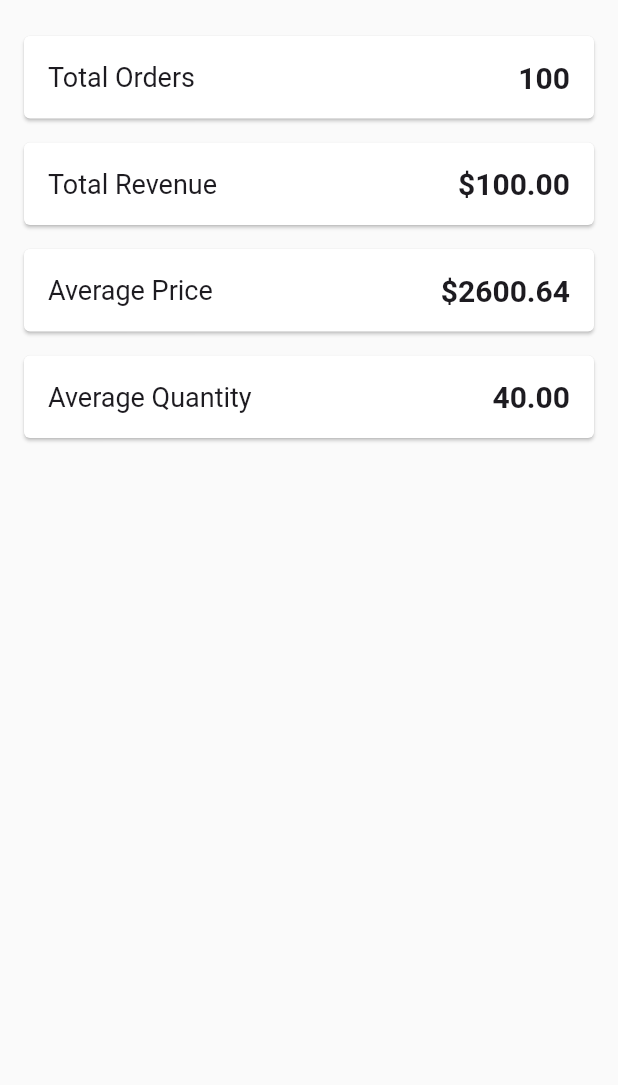
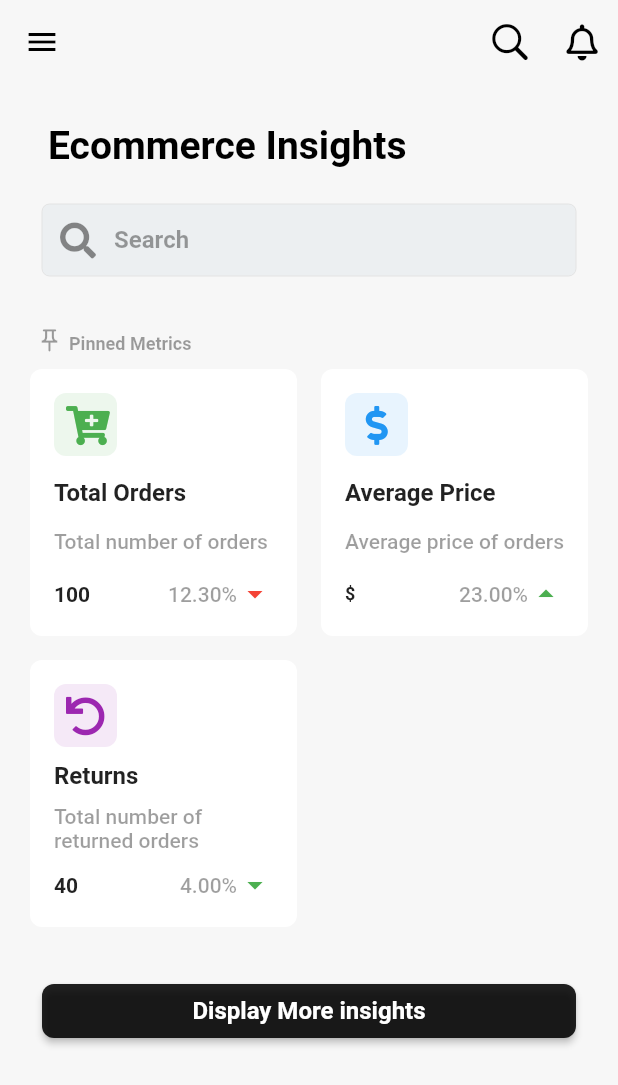
Before and after one commit to moghoneim-code/flutter_ecommerce_insights, a Flutter app: the screen it shows after launch, on a phone screen of 412 x 824 dp. Shown: the top 1085 px of the screen. Run offline on Flutter 3.47's test engine with Material 3 defaults, Android fonts, the phone set to English and light mode, and no system bars; our stand-ins replace fluttertoast, font_awesome_flutter, google_fonts, shimmer.

Commit message:
first screen ready for the show

```diff
--- a/lib/core/utils/constants/colors/app_colors.dart
+++ b/lib/core/utils/constants/colors/app_colors.dart
@@ -22,6 +22,10 @@ class AppColors {
   static Color appBlueGreen = HexColor('#607D8B');
   static Color appOrange = HexColor('#FF9800');
   static Color appCyan = HexColor('#21B7CA');
+  static Color appLightGrey = HexColor('#F7F7F7');
+  static Color appLightBlueGrey = Colors.blueGrey[50]!;
+
+
 
   // COLORS WITH OPACITY
   static Color appWhite70Opacity = HexColor('#FFFFFF').withOpacity(0.70);
--- a/lib/features/metrics/data/repositories/data_source/remote/metrics_remote_data_source_impl.dart
+++ b/lib/features/metrics/data/data_source/remote/metrics_remote_data_source_impl.dart
@@ -1,12 +1,13 @@
 import 'package:ecommerce_insights/core/utils/constants/strings/local_path_strings.dart';
 import 'package:ecommerce_insights/shared/models/order_model.dart';
 import 'package:flutter/services.dart';
-import '../../../../domain/repositories/metrics_remote_data_source.dart';
+
+import '../../../domain/repositories/metrics_remote_data_source.dart';
 
 class MetricsRemoteDataSourceImpl implements MetricsRemoteDataSource {
 
+  @override
 
-  @override
   Future<List<Order>> fetchProjectOrders() async {
     await Future.delayed(const Duration(seconds: 3));
     final jsonString = await rootBundle.loadString(LocalPathStrings.orders);
--- a/lib/features/metrics/domain/repositories/metrics_remote_data_source.dart
+++ b/lib/features/metrics/domain/repositories/metrics_remote_data_source.dart
@@ -1,8 +1,5 @@
-
-
 import '../../../../../../shared/models/order_model.dart';
 
 abstract class MetricsRemoteDataSource {
   Future<List<Order>> fetchProjectOrders();
-
 }
--- a/lib/features/metrics/presentation/providers/metrics_provider.dart
+++ b/lib/features/metrics/presentation/providers/metrics_provider.dart
@@ -10,7 +10,9 @@ import '../../domain/use_case/CalculateOrderMetrics.dart';
 class MetricsProvider extends ChangeNotifier {
   final MetricsRemoteDataSource ? repository;
 
-  OrderMetrics? metrics;
+  OrderMetrics? _metrics;
+
+  OrderMetrics? get metrics => _metrics;
 
   ViewState _state = ViewState.initial;
 
@@ -35,7 +37,7 @@ class MetricsProvider extends ChangeNotifier {
     state = ViewState.loading;
     notifyListeners();
     final orders = await repository!.fetchProjectOrders();
-    metrics = CalculateOrderMetrics(orders).execute();
+    _metrics = CalculateOrderMetrics(orders).execute();
     log(metrics!.averagePrice.toString());
     state = ViewState.loaded;
     notifyListeners();
@@ -47,4 +49,9 @@ class MetricsProvider extends ChangeNotifier {
     _state = value;
     notifyListeners();
   }
+
+  set metrics(OrderMetrics? value) {
+    _metrics = value;
+    notifyListeners();
+  }
 }
--- a/lib/features/metrics/presentation/screens/metrics_screen.dart
+++ b/lib/features/metrics/presentation/screens/metrics_screen.dart
@@ -1,9 +1,18 @@
+import 'package:ecommerce_insights/features/metrics/presentation/widgets/metrics_screen_widgets/metrics_gridview/metrics_grid.dart';
+import 'package:ecommerce_insights/features/metrics/presentation/widgets/metrics_screen_widgets/buttons/metrics_screen_showMoreButton.dart';
+import 'package:ecommerce_insights/shared/widgets/grid_placeHolder.dart';
 import 'package:flutter/material.dart';
 import 'package:provider/provider.dart';
 
+import '../../../../core/utils/constants/colors/app_colors.dart';
 import '../../../../shared/enums/view_state.dart';
-import '../../data/repositories/data_source/remote/metrics_remote_data_source_impl.dart';
+import '../../data/data_source/remote/metrics_remote_data_source_impl.dart';
+import '../../domain/models/OrderMetrics.dart';
 import '../providers/metrics_provider.dart';
+import '../widgets/metrics_screen_widgets/titles/metrics_pinned_title.dart';
+import '../widgets/metrics_screen_widgets/metrics_screen_appBar.dart';
+import '../widgets/metrics_screen_widgets/titles/metrics_screen_title.dart';
+import '../widgets/metrics_screen_widgets/searchfields/metrics_search_field.dart';
 
 class MetricsScreen extends StatelessWidget {
   const MetricsScreen({super.key});
@@ -29,42 +38,84 @@ class MetricsScreenView extends StatefulWidget {
 class _MetricsScreenViewState extends State<MetricsScreenView> {
   @override
   Widget build(BuildContext context) {
-    return Consumer<MetricsProvider>(builder: (context, p, _ ) {
-      return  Scaffold(
-        body: Center(
-          child: (p.state == ViewState.loading)
-              ? const CircularProgressIndicator()
-              : (p.state == ViewState.failed)
-                  ? Text('Failed to load metrics')
-                  : (p.metrics == null)
-                      ? Text('No metrics available')
-                      : ListView(
-                        padding: const EdgeInsets.all(16),
-                        children: [
-                          _buildMetricCard('Total Orders', p.metrics!.totalOrders.toString()),
-                          _buildMetricCard('Total Revenue', '\$${p.metrics!.totalOrders.toStringAsFixed(2)}'),
-                          _buildMetricCard('Average Price', '\$${p.metrics!.averagePrice.toStringAsFixed(2)}'),
-                          _buildMetricCard('Average Quantity', p.metrics!.returnedOrders.toStringAsFixed(2)),
-                        ],
+    return Consumer<MetricsProvider>(builder: (context, p, _) {
+      return Scaffold(
+        backgroundColor: AppColors.appLightGrey,
+        appBar: metricsScreenAppBar(),
+        body: LayoutBuilder(
+          builder: (context, constraints) {
+            // Adjust layout based on screen width
+            if (constraints.maxWidth < 600) {
+              // Mobile Layout
+              return _buildBody(
+                  state: p.state, metrics: p.metrics, isWeb: false);
+            } else {
+              // Web/Desktop Layout
+              return Row(
+                crossAxisAlignment: CrossAxisAlignment.start,
+                children: [
+                  // Sidebar for web or desktop (if needed)
+                  Container(
+                    width: 250,
+                    color: Colors.grey[200],
+                    child: Center(
+                      child: Text(
+                        'Sidebar Content',
+                        style: TextStyle(color: Colors.black, fontSize: 16),
+                      ),
+                    ),
+                  ),
+                  Expanded(
+                    child: _buildBody(
+                        state: p.state, metrics: p.metrics, isWeb: true),
+                  ),
+                ],
+              );
+            }
+          },
         ),
-      ));
+      );
     });
   }
 
-  Widget _buildMetricCard(String title, String value) {
-    return Card(
-      margin: EdgeInsets.symmetric(vertical: 8),
-      child: Padding(
-        padding: const EdgeInsets.all(16.0),
-        child: Row(
-          mainAxisAlignment: MainAxisAlignment.spaceBetween,
-          children: [
-            Text(title, style: TextStyle(fontSize: 18)),
-            Text(value, style: TextStyle(fontSize: 20, fontWeight: FontWeight.bold)),
-          ],
-        ),
+  Widget _buildBody(
+      {required ViewState state,
+      required OrderMetrics? metrics,
+      required bool isWeb}) {
+    switch (state) {
+      case ViewState.loading:
+        return const GridPlaceholder(itemsCount: 3);
+      case ViewState.failed:
+        return const Center(child: Text('Failed to load metrics'));
+      case ViewState.loaded:
+        return _widgetsList(metrics: metrics!, isWeb: isWeb);
+      default:
+        return const SizedBox();
+    }
+  }
+
+  Widget _widgetsList({required OrderMetrics metrics, required bool isWeb}) {
+    return Padding(
+      padding: EdgeInsets.symmetric(
+        horizontal: isWeb ? 32.0 : 16.0, // Wider padding for web
+      ),
+      child: ListView(
+        children: [
+          metricsScreenTitle(),
+          const MetricsSearchField(),
+          const SizedBox(height: 16),
+          metricsPinnedTitle(),
+          MetricsGrid(metrics: metrics),
+          const SizedBox(height: 16),
+          metricsScreenShowMoreButton(
+            context: context,
+            message: 'Display More insights',
+            onPressed: () {
+              // Action for "Show More Insights" button
+            },
+          ),
+        ],
       ),
     );
   }
-
 }
--- /dev/null
+++ b/lib/features/metrics/presentation/widgets/metrics_screen_widgets/buttons/metrics_screen_showMoreButton.dart
@@ -0,0 +1,30 @@
+import 'package:flutter/material.dart';
+
+
+Widget metricsScreenShowMoreButton({
+  required BuildContext context,
+  required String message,
+  required Function() onPressed,
+}) {
+  return Padding(
+    padding: const EdgeInsets.all(12),
+    child: ElevatedButton(
+      onPressed: onPressed,
+      style: ElevatedButton.styleFrom(
+        backgroundColor: Colors.black87,
+        shape: RoundedRectangleBorder(
+          borderRadius: BorderRadius.circular(8),
+        ),
+      ),
+      child: Center(
+        child: Text(
+          message,
+          style: const TextStyle(
+            color: Colors.white,
+            fontWeight: FontWeight.bold,
+          ),
+        ),
+      ),
+    ),
+  );
+}
--- /dev/null
+++ b/lib/features/metrics/presentation/widgets/metrics_screen_widgets/metrics_gridview/metrics_card/metrics_responsive_card.dart
@@ -0,0 +1,28 @@
+import 'package:flutter/material.dart';
+
+abstract class ResponsiveCard extends StatelessWidget {
+  const ResponsiveCard({super.key});
+
+  Widget buildWideLayout(BuildContext context);
+
+  Widget buildNarrowLayout(BuildContext context);
+
+  @override
+  Widget build(BuildContext context) {
+    final screenWidth = MediaQuery.of(context).size.width;
+    final isWideScreen = screenWidth > 600;
+
+    return Card(
+      elevation: 0,
+      shape: RoundedRectangleBorder(
+        borderRadius: BorderRadius.circular(8),
+      ),
+      child: Padding(
+        padding: const EdgeInsets.all(16.0),
+        child: isWideScreen
+            ? buildWideLayout(context)
+            : buildNarrowLayout(context),
+      ),
+    );
+  }
+}
--- /dev/null
+++ b/lib/features/metrics/presentation/widgets/metrics_screen_widgets/metrics_gridview/metrics_card/metrics_responsive_card_impl.dart
@@ -0,0 +1,182 @@
+import 'package:auto_size_text/auto_size_text.dart';
+import 'package:flutter/material.dart';
+
+import '../../../../../../../shared/enums/metrics_arrow_direction.dart';
+import 'metrics_responsive_card.dart';
+
+class MetricsCard extends ResponsiveCard {
+  final String title;
+  final String value;
+  final Color themeColor;
+  final IconData icon;
+  final String description;
+  final MetricsArrowDirection direction;
+  final Color arrowColor;
+  final double changePercentage;
+
+  const MetricsCard({
+    super.key,
+    required this.title,
+    required this.value,
+    required this.themeColor,
+    required this.icon,
+    required this.description,
+    required this.direction,
+    required this.arrowColor,
+    required this.changePercentage,
+  });
+
+  @override
+  Widget buildWideLayout(BuildContext context) {
+    return Column(
+      children: [
+        Row(
+          crossAxisAlignment: CrossAxisAlignment.start,
+          children: [
+            Container(
+              padding: const EdgeInsets.all(8),
+              decoration: BoxDecoration(
+                color: themeColor.withOpacity(0.1),
+                borderRadius: BorderRadius.circular(8),
+              ),
+              child: Icon(
+                icon,
+                color: themeColor,
+                size: 26,
+              ),
+            ),
+          ],
+        ),
+        const SizedBox(height: 16),
+        Text(
+          title,
+          style: const TextStyle(
+            fontSize: 16,
+            fontWeight: FontWeight.bold,
+            color: Colors.black87,
+          ),
+        ),
+        const SizedBox(height: 4),
+        Text(
+          description,
+          textAlign: TextAlign.center,
+          style: const TextStyle(
+            fontSize: 14,
+            color: Colors.black38,
+            fontWeight: FontWeight.w500,
+          ),
+        ),
+        const SizedBox(height: 12),
+        Row(
+          mainAxisAlignment: MainAxisAlignment.spaceBetween,
+          children: [
+            AutoSizeText(
+              value,
+              style: const TextStyle(
+                fontWeight: FontWeight.bold,
+                fontSize: 14,
+                color: Colors.black87,
+              ),
+            ),
+            const SizedBox(width: 8),
+            Row(
+              mainAxisSize: MainAxisSize.min,
+              children: [
+                AutoSizeText(
+                  '${changePercentage.toStringAsFixed(2)}%',
+                  maxLines: 1,
+                  style: const TextStyle(
+                    color: Colors.black38,
+                    fontWeight: FontWeight.w500,
+                  ),
+                ),
+                Icon(
+                  direction == MetricsArrowDirection.up
+                      ? Icons.arrow_drop_up
+                      : Icons.arrow_drop_down,
+                  color: arrowColor,
+                ),
+              ],
+            ),
+          ],
+        ),
+      ],
+    );
+  }
+
+  @override
+  Widget buildNarrowLayout(BuildContext context) {
+    return Column(
+      crossAxisAlignment: CrossAxisAlignment.start,
+      children: [
+        Container(
+          padding: const EdgeInsets.all(8),
+          decoration: BoxDecoration(
+            color: themeColor.withOpacity(0.1),
+            borderRadius: BorderRadius.circular(8),
+          ),
+          child: Icon(
+            icon,
+            color: themeColor,
+            size: 26,
+          ),
+        ),
+        const Spacer(),
+        Text(
+          title,
+          style: const TextStyle(
+            fontSize: 16,
+            fontWeight: FontWeight.bold,
+            color: Colors.black87,
+          ),
+        ),
+        const Spacer(),
+        Text(
+          description,
+          style: const TextStyle(
+            fontSize: 14,
+            color: Colors.black38,
+            fontWeight: FontWeight.w500,
+          ),
+        ),
+        const Spacer(),
+        Row(
+          mainAxisAlignment: MainAxisAlignment.spaceBetween,
+          children: [
+            Expanded(
+              child: AutoSizeText(
+                value,
+                maxLines: 1,
+                maxFontSize: 24,
+                style: const TextStyle(
+                  fontWeight: FontWeight.bold,
+                  color: Colors.black87,
+                ),
+              ),
+            ),
+            const Spacer(),
+            Row(
+              mainAxisSize: MainAxisSize.min,
+              children: [
+                AutoSizeText(
+                  '${changePercentage.toStringAsFixed(2)}%',
+                  maxLines: 1,
+                  style: const TextStyle(
+                    color: Colors.black38,
+                    fontWeight: FontWeight.w500,
+                  ),
+                ),
+                Icon(
+                  direction == MetricsArrowDirection.up
+                      ? Icons.arrow_drop_up
+                      : Icons.arrow_drop_down,
+                  color: arrowColor,
+                ),
+              ],
+            ),
+          ],
+        ),
+      ],
+    );
+  }
+}
--- /dev/null
+++ b/lib/features/metrics/presentation/widgets/metrics_screen_widgets/metrics_gridview/metrics_grid.dart
@@ -0,0 +1,90 @@
+import 'package:ecommerce_insights/features/metrics/presentation/widgets/metrics_screen_widgets/metrics_gridview/metrics_card/metrics_responsive_card_impl.dart';
+import 'package:flutter/material.dart';
+import 'package:font_awesome_flutter/font_awesome_flutter.dart';
+import '../../../../../../shared/enums/metrics_arrow_direction.dart';
+import '../../../../domain/models/OrderMetrics.dart';
+
+
+class MetricsGrid extends StatelessWidget {
+  final OrderMetrics? metrics;
+
+  const MetricsGrid({super.key, required this.metrics});
+
+  @override
+  Widget build(BuildContext context) {
+    final screenWidth = MediaQuery.of(context).size.width;
+
+    // Adjust number of columns dynamically based on screen width
+    int crossAxisCount = 2; // Default for small screens (mobile)
+    double maxGridWidth = 400; // Default max grid width for mobile
+
+    if (screenWidth > 800) {
+      crossAxisCount = 4; // Desktop layout
+      maxGridWidth = 800;
+    } else if (screenWidth > 600) {
+      crossAxisCount = 3; // Tablet layout
+      maxGridWidth = 600;
+    }
+
+    return Center(
+      child: ConstrainedBox(
+        constraints: BoxConstraints(
+          maxWidth: maxGridWidth, // Limit grid width
+        ),
+        child: GridView.builder(
+          itemCount: 3, // Adjust based on the number of metrics cards
+          shrinkWrap: true,
+          physics: const NeverScrollableScrollPhysics(),
+          gridDelegate: SliverGridDelegateWithFixedCrossAxisCount(
+            crossAxisCount: crossAxisCount, // Dynamic number of columns
+            crossAxisSpacing: 8.0,
+            mainAxisSpacing: 8.0,
+          ),
+          itemBuilder: (context, index) {
+            return _buildMetricsCard(index);
+          },
+        ),
+      ),
+    );
+  }
+
+  Widget _buildMetricsCard(int index) {
+    switch (index) {
+      case 0:
+        return MetricsCard(
+          title: 'Total Orders',
+          description: 'Total number of orders',
+          value: metrics!.totalOrders.toString(),
+          themeColor: Colors.green,
+          icon: FontAwesomeIcons.cartPlus,
+          arrowColor: Colors.red,
+          direction: MetricsArrowDirection.down,
+          changePercentage: 12.3,
+        );
+      case 1:
+        return MetricsCard(
+          title: 'Average Price',
+          description: 'Average price of orders',
+          value: '\$ ${metrics!.averagePrice.toStringAsFixed(2)}',
+          themeColor: Colors.blue,
+          icon: FontAwesomeIcons.dollarSign,
+          arrowColor: Colors.green,
+          direction: MetricsArrowDirection.up,
+          changePercentage: 23,
+        );
+      case 2:
+        return MetricsCard(
+          title: 'Returns',
+          description: 'Total number of returned orders',
+          value: metrics!.returnedOrders.toString(),
+          themeColor: Colors.purple,
+          icon: FontAwesomeIcons.undo,
+          arrowColor: Colors.green,
+          direction: MetricsArrowDirection.down,
+          changePercentage: 4,
+        );
+      default:
+        return const SizedBox();
+    }
+  }
+}
--- /dev/null
+++ b/lib/features/metrics/presentation/widgets/metrics_screen_widgets/metrics_screen_appBar.dart
@@ -0,0 +1,37 @@
+import 'package:ecommerce_insights/shared/use_cases/show_toast.dart';
+import 'package:flutter/cupertino.dart';
+import 'package:flutter/material.dart';
+import 'package:font_awesome_flutter/font_awesome_flutter.dart';
+
+import '../../../../../core/utils/constants/colors/app_colors.dart';
+
+PreferredSize metricsScreenAppBar() {
+  return PreferredSize(
+    preferredSize: const Size.fromHeight(70),
+    child: AppBar(
+      backgroundColor: AppColors.appLightGrey,
+      elevation: 0,
+      leading: IconButton(
+        icon: const Icon(
+          Icons.menu,
+          color: Colors.black,
+        ),
+        onPressed: () => showDisplayToast(message: 'You Just Clicked The Menu Icon')),
+      actions: [
+        IconButton(
+          icon: const Icon(
+            CupertinoIcons.search,
+            color: Colors.black,
+            size: 30,
+          ),
+          onPressed: () {},
+        ),
+        IconButton(
+          icon:  const Icon(FontAwesomeIcons.bell, color: Colors.black
+          ),
+          onPressed: () {},
+        ),
+      ],
+    ),
+  );
+}
--- /dev/null
+++ b/lib/features/metrics/presentation/widgets/metrics_screen_widgets/searchfields/metrics_search_field.dart
@@ -0,0 +1,33 @@
+import 'package:ecommerce_insights/core/utils/constants/colors/app_colors.dart';
+import 'package:flutter/material.dart';
+import 'package:font_awesome_flutter/font_awesome_flutter.dart';
+
+
+class MetricsSearchField extends StatelessWidget {
+  const MetricsSearchField({super.key});
+
+  @override
+  Widget build(BuildContext context) {
+    return Padding(
+      padding: const EdgeInsets.all(12),
+      child: TextField(
+        decoration: InputDecoration(
+          hintText: 'Search',
+          hintStyle: const TextStyle(
+            color: Colors.black38,
+            fontWeight: FontWeight.w700,
+          ),
+
+          prefixIcon: const Icon(FontAwesomeIcons.search),
+          filled: true,
+          fillColor: AppColors.appLightBlueGrey,
+          border: OutlineInputBorder(
+            borderRadius: BorderRadius.circular(8),
+            borderSide: const BorderSide(),
+          ),
+        ),
+        onTapOutside: (_)=> FocusScope.of(context).unfocus(),
+      ),
+    );
+  }
+}
--- /dev/null
+++ b/lib/features/metrics/presentation/widgets/metrics_screen_widgets/titles/metrics_pinned_title.dart
@@ -0,0 +1,26 @@
+import 'package:flutter/material.dart';
+
+Widget metricsPinnedTitle() {
+  return  const Padding(
+    padding: EdgeInsets.symmetric(
+      horizontal: 8.0,
+      vertical: 6.0,
+    ),
+    child: Text.rich(
+      TextSpan(
+        text: '',
+        children: [
+          WidgetSpan(child: Icon(Icons.push_pin_outlined, color: Colors.black38, size: 18,)),
+          WidgetSpan(child: SizedBox(width: 4)),
+          TextSpan(text: 'Pinned Metrics',
+            style: TextStyle(
+              color: Colors.black38,
+              fontSize: 12,
+              fontWeight: FontWeight.bold,
+            ),
+          ),
+        ],
+      ),
+  ),
+  );
+}
--- /dev/null
+++ b/lib/features/metrics/presentation/widgets/metrics_screen_widgets/titles/metrics_screen_title.dart
@@ -0,0 +1,18 @@
+import 'package:flutter/cupertino.dart';
+
+Widget metricsScreenTitle() {
+  return const Padding(
+    padding: EdgeInsets.symmetric(
+      horizontal: 16.0,
+      vertical: 12.0,
+    ),
+    child: Text(
+      'Ecommerce Insights',
+      style: TextStyle(
+        color: CupertinoColors.black,
+        fontSize: 26,
+        fontWeight: FontWeight.w700,
+      ),
+    ),
+  );
+}
--- /dev/null
+++ b/lib/shared/enums/metrics_arrow_direction.dart
@@ -0,0 +1,5 @@
+enum MetricsArrowDirection {
+  neutral,
+  up,
+  down,
+}
--- a/lib/shared/extensions/convert_string_to_price.dart
+++ b/lib/shared/extensions/convert_string_to_price.dart
@@ -1,6 +1,7 @@
+
+
 extension GetPrice on String {
   double toPrice() {
-    // Remove the dollar sign and commas, then parse to double
     return double.parse(replaceAll('\$', '').replaceAll(',', ''));
   }
 }
--- a/lib/shared/models/order_model.dart
+++ b/lib/shared/models/order_model.dart
@@ -64,7 +64,7 @@ class Order {
 enum OrderStatus {
   DELIVERED,
   ORDERED,
-  RETURNED
+  RETURNED,
 }
 
 final statusValues = EnumValues({
--- /dev/null
+++ b/lib/shared/use_cases/show_toast.dart
@@ -0,0 +1,13 @@
+import 'package:flutter/material.dart';
+import 'package:fluttertoast/fluttertoast.dart';
+
+void showDisplayToast({required String message}) {
+  Fluttertoast.showToast(
+      msg: message,
+      toastLength: Toast.LENGTH_SHORT,
+      gravity: ToastGravity.BOTTOM,
+      timeInSecForIosWeb: 1,
+      backgroundColor: Colors.black,
+      textColor: Colors.white,
+      fontSize: 16.0);
+}
--- /dev/null
+++ b/lib/shared/widgets/grid_placeHolder.dart
@@ -0,0 +1,35 @@
+import 'package:flutter/material.dart';
+import 'package:shimmer/shimmer.dart';
+
+class GridPlaceholder extends StatelessWidget {
+  final int itemsCount;
+
+  const GridPlaceholder({super.key, required this.itemsCount});
+
+  @override
+  Widget build(BuildContext context) {
+    return Padding(
+      padding: const EdgeInsets.all(12.0),
+      child: Shimmer.fromColors(
+        baseColor: Colors.grey[300]!,
+        highlightColor: Colors.grey[100]!,
+        child: GridView.builder(
+          itemCount: itemsCount,
+          gridDelegate: const SliverGridDelegateWithFixedCrossAxisCount(
+            crossAxisCount: 2,
+            crossAxisSpacing: 16,
+            mainAxisSpacing: 16,
+          ),
+          itemBuilder: (context, index) {
+            return Container(
+              decoration: BoxDecoration(
+                color: Colors.white,
+                borderRadius: BorderRadius.circular(8),
+              ),
+            );
+          },
+        ),
+      ),
+    );
+  }
+}
```
Also changed, not shown: pubspec.yaml (+7 -0 lines), pubspec.lock, 1 other file.
